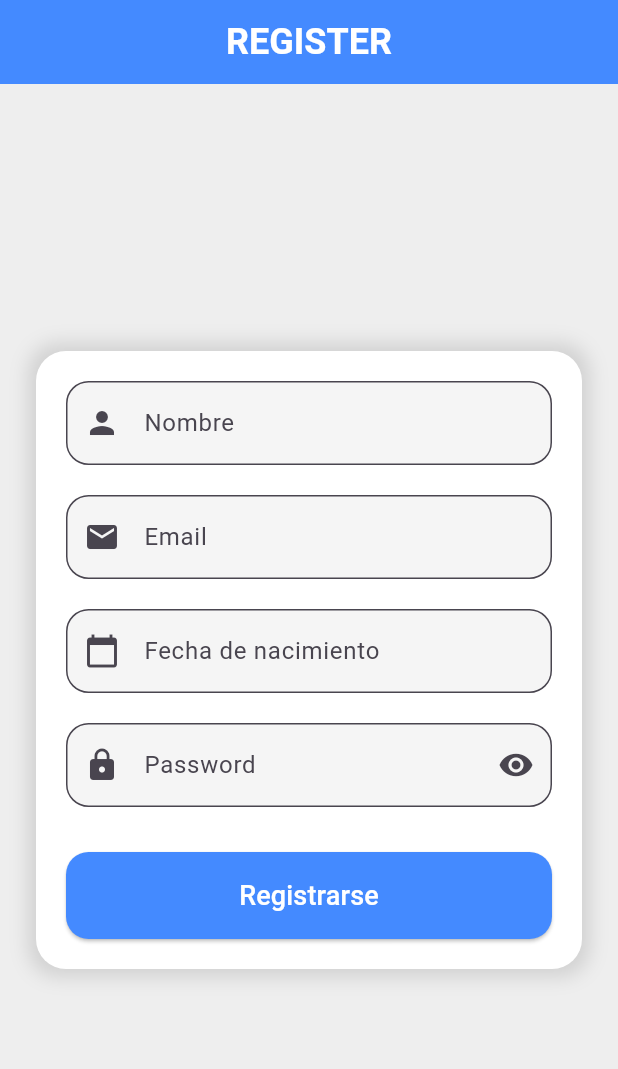
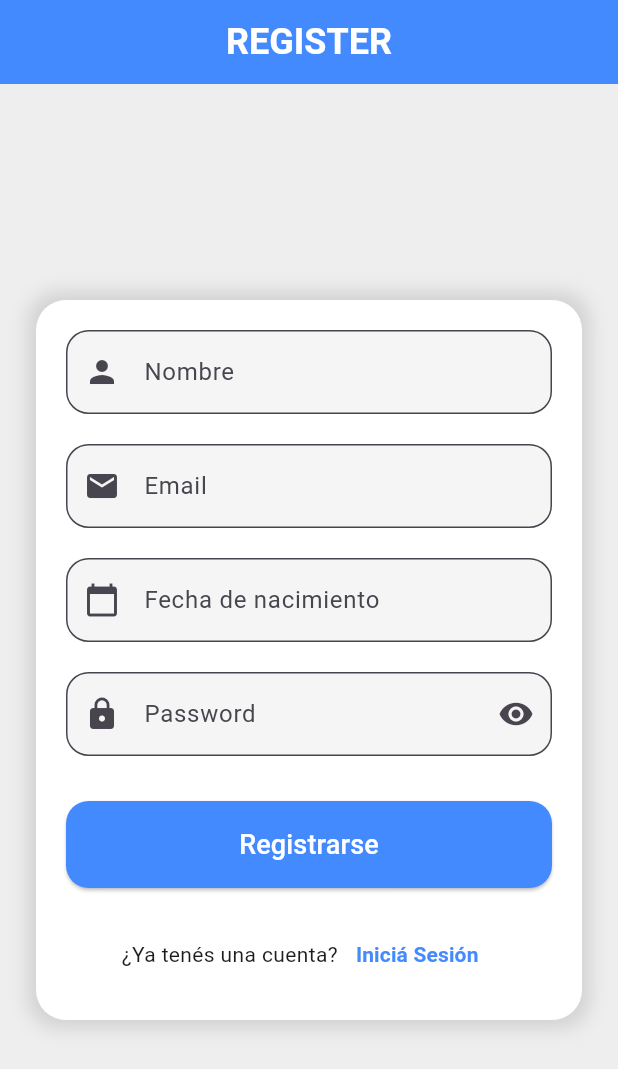
Before and after one commit to GReskin/TP3-Grupo8, a Flutter app: the Register screen opened by its route, on a phone screen of 412 x 824 dp. Shown: the top 1069 px of the screen. Run offline on Flutter 3.47's test engine with Material 3 defaults, Android fonts, the phone set to English and light mode, and no system bars; our stand-ins replace fl_chart, go_router.

Commit message:
Modificaciones en el Login y Register

```diff
--- a/Frontend/lib/core/app_routes.dart
+++ b/Frontend/lib/core/app_routes.dart
@@ -8,7 +8,7 @@ import '../screens/register.dart';
 import '../screens/home.dart';
 final appRouter = GoRouter(
 
-  initialLocation: '/home',
+  initialLocation: '/login',
 
   routes: [
 
--- a/Frontend/lib/screens/register.dart
+++ b/Frontend/lib/screens/register.dart
@@ -230,7 +230,27 @@ class _RegisterState extends State<Register> {
                               style: TextStyle(fontSize: 18,color: Colors.white),
                             ),
                           ),
-                  )
+                  ),
+                  const SizedBox(height: 20),
+
+                Row(
+                  mainAxisAlignment: MainAxisAlignment.center,
+                  children: [
+                    const Text("¿Ya tenés una cuenta?"),
+                    TextButton(
+                      onPressed: () {
+                        appRouter.push('/login');
+                      },
+                      child: const Text(
+                        'Iniciá Sesión',
+                        style: TextStyle(
+                          fontWeight: FontWeight.bold,
+                          color: Colors.blueAccent,
+                        ),
+                      ),
+                    ),
+                  ],
+                ),
                 ],
               ),
             ),
```
Also changed, not shown: Frontend/lib/screens/login.dart (+28 -9 lines), 1 other file.
